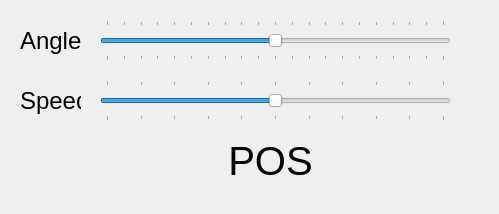
This is main.ui in evovch/bcontrol as Qt 5 draws it before an edit. The edited form follows.
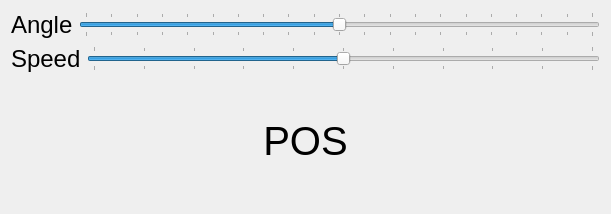
This is the edited form. Custom widgets are drawn as their Qt base class.

Patch:
```diff
--- a/main.ui
+++ b/main.ui
@@ -6,22 +6,31 @@
    <rect>
     <x>0</x>
     <y>0</y>
-    <width>499</width>
+    <width>611</width>
     <height>214</height>
    </rect>
   </property>
   <property name="windowTitle">
    <string>bcontrol</string>
   </property>
+  <layout class="QVBoxLayout" name="verticalLayout">
+   <item>
+    <layout class="QHBoxLayout" name="horizontalLayout">
+     <item>
+      <widget class="QLabel" name="label">
+       <property name="font">
+        <font>
+         <family>Lucida Grande</family>
+         <pointsize>18</pointsize>
+        </font>
+       </property>
+       <property name="text">
+        <string>Angle</string>
+       </property>
+      </widget>
+     </item>
+     <item>
   <widget class="bSlider" name="angleSlider">
-   <property name="geometry">
-    <rect>
-     <x>100</x>
-     <y>20</y>
-     <width>351</width>
-     <height>41</height>
-    </rect>
-   </property>
    <property name="mouseTracking">
     <bool>false</bool>
    </property>
@@ -41,59 +50,13 @@
     <number>10</number>
    </property>
   </widget>
-  <widget class="bSlider" name="speedSlider">
-   <property name="geometry">
-    <rect>
-     <x>100</x>
-     <y>80</y>
-     <width>351</width>
-     <height>41</height>
-    </rect>
-   </property>
-   <property name="minimum">
-    <number>-100</number>
-   </property>
-   <property name="maximum">
-    <number>100</number>
-   </property>
-   <property name="orientation">
-    <enum>Qt::Horizontal</enum>
-   </property>
-   <property name="tickPosition">
-    <enum>QSlider::TicksBothSides</enum>
-   </property>
-   <property name="tickInterval">
-    <number>20</number>
-   </property>
-  </widget>
-  <widget class="QLabel" name="label">
-   <property name="geometry">
-    <rect>
-     <x>20</x>
-     <y>20</y>
-     <width>61</width>
-     <height>41</height>
-    </rect>
-   </property>
-   <property name="font">
-    <font>
-     <family>Lucida Grande</family>
-     <pointsize>18</pointsize>
-    </font>
-   </property>
-   <property name="text">
-    <string>Angle</string>
-   </property>
-  </widget>
+     </item>
+    </layout>
+   </item>
+   <item>
+    <layout class="QHBoxLayout" name="horizontalLayout_2">
+     <item>
   <widget class="QLabel" name="label_2">
-   <property name="geometry">
-    <rect>
-     <x>20</x>
-     <y>80</y>
-     <width>61</width>
-     <height>41</height>
-    </rect>
-   </property>
    <property name="font">
     <font>
      <family>Lucida Grande</family>
@@ -104,15 +67,30 @@
     <string>Speed</string>
    </property>
   </widget>
+     </item>
+     <item>
+      <widget class="bSlider" name="speedSlider">
+       <property name="minimum">
+        <number>-100</number>
+       </property>
+       <property name="maximum">
+        <number>100</number>
+       </property>
+       <property name="orientation">
+        <enum>Qt::Horizontal</enum>
+       </property>
+       <property name="tickPosition">
+        <enum>QSlider::TicksBothSides</enum>
+       </property>
+       <property name="tickInterval">
+        <number>20</number>
+       </property>
+      </widget>
+     </item>
+    </layout>
+   </item>
+   <item>
   <widget class="bLabel" name="lPosition">
-   <property name="geometry">
-    <rect>
-     <x>220</x>
-     <y>140</y>
-     <width>101</width>
-     <height>41</height>
-    </rect>
-   </property>
    <property name="font">
     <font>
      <family>Lucida Grande</family>
@@ -129,6 +107,8 @@
     <set>Qt::AlignCenter</set>
    </property>
   </widget>
+   </item>
+  </layout>
  </widget>
  <customwidgets>
   <customwidget>
```
Lines whose indentation alone changed are shown as unchanged.
